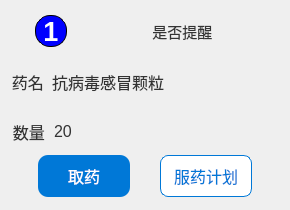
The window that fetch_card.ui (tongvvv/medicineBox) describes before a commit, drawn with Qt 5.
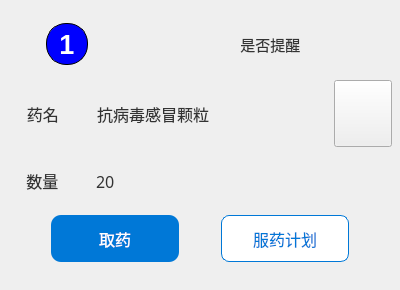
The same window after the commit. Icons and pictures are not drawn. Custom widgets are drawn as their Qt base class.

```diff
--- a/fetch_card.ui
+++ b/fetch_card.ui
@@ -6,10 +6,22 @@
    <rect>
     <x>0</x>
     <y>0</y>
-    <width>290</width>
-    <height>210</height>
+    <width>400</width>
+    <height>290</height>
    </rect>
   </property>
+  <property name="sizePolicy">
+   <sizepolicy hsizetype="Expanding" vsizetype="Expanding">
+    <horstretch>0</horstretch>
+    <verstretch>0</verstretch>
+   </sizepolicy>
+  </property>
+  <property name="minimumSize">
+   <size>
+    <width>400</width>
+    <height>290</height>
+   </size>
+  </property>
   <property name="windowTitle">
    <string>Form</string>
   </property>
@@ -23,6 +35,9 @@
    <property name="spacing">
     <number>0</number>
    </property>
+   <property name="sizeConstraint">
+    <enum>QLayout::SetDefaultConstraint</enum>
+   </property>
    <property name="leftMargin">
     <number>8</number>
    </property>
@@ -37,7 +52,13 @@
    </property>
    <item>
     <widget class="QWidget" name="widget" native="true">
-     <layout class="QHBoxLayout" name="horizontalLayout" stretch="1,2,6,2">
+     <property name="minimumSize">
+      <size>
+       <width>0</width>
+       <height>0</height>
+      </size>
+     </property>
+     <layout class="QHBoxLayout" name="horizontalLayout" stretch="1,3,6,2">
       <property name="spacing">
        <number>0</number>
       </property>
@@ -45,13 +66,13 @@
        <number>0</number>
       </property>
       <property name="topMargin">
-       <number>5</number>
+       <number>15</number>
       </property>
       <property name="rightMargin">
        <number>0</number>
       </property>
       <property name="bottomMargin">
-       <number>5</number>
+       <number>15</number>
       </property>
       <item>
        <spacer name="horizontalSpacer">
@@ -79,11 +100,11 @@
          <bool>false</bool>
         </property>
         <property name="styleSheet">
-         <string notr="true">min-width:     30px;     
-min-height:    30px;     
-max-width:     30px;    
-max-height:    30px;    
-border-radius: 15px;      
+         <string notr="true">min-width:     40px;     
+min-height:    40px;     
+max-width:     40px;    
+max-height:    40px;    
+border-radius: 20px;      
 border:1px solid black;  
 background: blue;
 color: white</string>
@@ -129,12 +150,12 @@
    </item>
    <item>
     <widget class="QWidget" name="widget_2" native="true">
-     <layout class="QHBoxLayout" name="horizontalLayout_2" stretch="1,4,1">
+     <layout class="QHBoxLayout" name="horizontalLayout_2" stretch="1,4,0">
       <property name="spacing">
        <number>0</number>
       </property>
       <property name="leftMargin">
-       <number>0</number>
+       <number>5</number>
       </property>
       <property name="topMargin">
        <number>0</number>
@@ -149,6 +170,7 @@
        <widget class="QLabel" name="label">
         <property name="font">
          <font>
+          <family>微软雅黑</family>
           <pointsize>12</pointsize>
           <bold>false</bold>
          </font>
@@ -171,6 +193,7 @@
        <widget class="QLabel" name="label_3">
         <property name="font">
          <font>
+          <family>微软雅黑</family>
           <pointsize>12</pointsize>
          </font>
         </property>
@@ -183,15 +206,23 @@
         <property name="text">
          <string>抗病毒感冒颗粒</string>
         </property>
+        <property name="indent">
+         <number>20</number>
+        </property>
        </widget>
       </item>
       <item>
        <widget class="QToolButton" name="med_info">
+        <property name="sizePolicy">
+         <sizepolicy hsizetype="Expanding" vsizetype="Expanding">
+          <horstretch>0</horstretch>
+          <verstretch>0</verstretch>
+         </sizepolicy>
+        </property>
         <property name="styleSheet">
-         <string notr="true">QToolButton
+         <string notr="true">QToolButton#med_info
 {
-background: transparent;
-border: none;
+border-image: url(:/images/eye.png);
 }</string>
         </property>
         <property name="text">
@@ -219,7 +250,7 @@
        <number>0</number>
       </property>
       <property name="leftMargin">
-       <number>0</number>
+       <number>5</number>
       </property>
       <property name="topMargin">
        <number>0</number>
@@ -234,6 +265,7 @@
        <widget class="QLabel" name="label_4">
         <property name="font">
          <font>
+          <family>微软雅黑</family>
           <pointsize>12</pointsize>
          </font>
         </property>
@@ -255,6 +287,7 @@
        <widget class="QLabel" name="label_5">
         <property name="font">
          <font>
+          <family>微软雅黑</family>
           <pointsize>12</pointsize>
          </font>
         </property>
@@ -270,6 +303,9 @@
         <property name="margin">
          <number>0</number>
         </property>
+        <property name="indent">
+         <number>20</number>
+        </property>
        </widget>
       </item>
      </layout>
@@ -294,7 +330,7 @@
        <number>0</number>
       </property>
       <property name="bottomMargin">
-       <number>5</number>
+       <number>20</number>
       </property>
       <item>
        <spacer name="horizontalSpacer_2">
```
Left out of the diff: 12 changed lines with no effect on the pictures.
